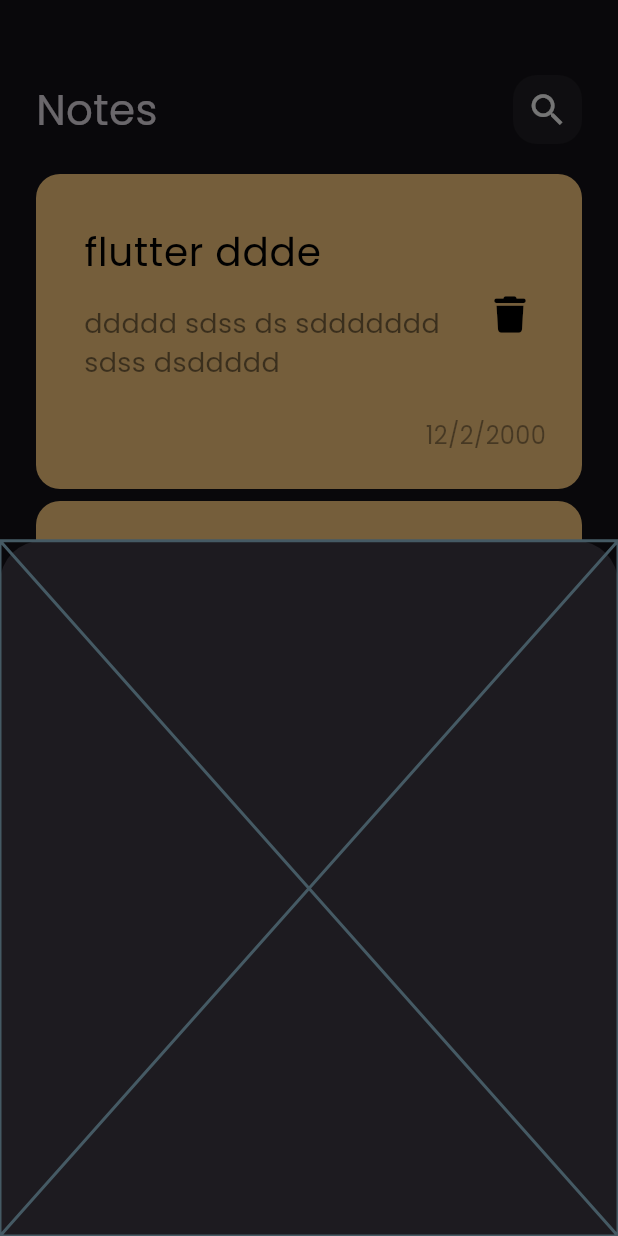
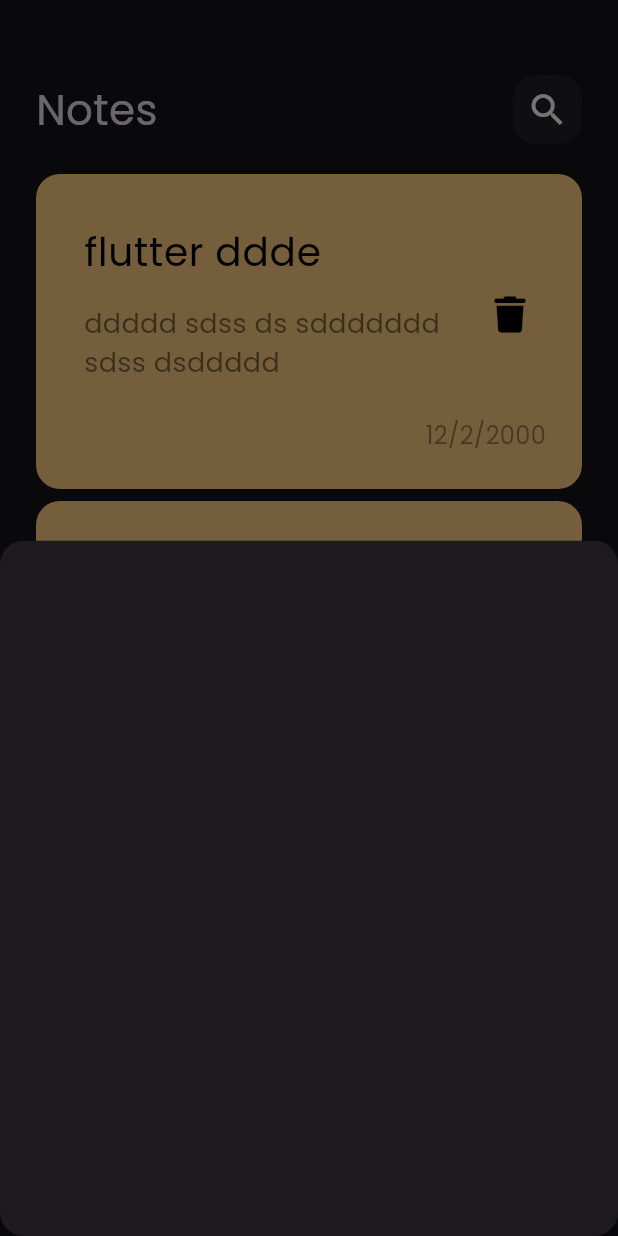
Before and after one commit to mahabdo571/notes_app, a Flutter app: the screen it shows after launch, after a tap on the "add" icon, on a phone screen of 412 x 824 dp. Run offline on Flutter 3.47's test engine with Material 3 defaults, Android fonts, the phone set to English and light mode, and no system bars; our stand-ins replace font_awesome_flutter.

Commit message:
Refactor AddNoteBottomSheet to return a Container instead of a Placeholder; adjust FloatingActionButton modal bottom sheet shape

```diff
--- a/lib/views/notes_view.dart
+++ b/lib/views/notes_view.dart
@@ -11,6 +11,9 @@ class NotesView extends StatelessWidget {
       floatingActionButton: FloatingActionButton(
         onPressed: () {
           showModalBottomSheet(
+            shape: RoundedRectangleBorder(
+              borderRadius: BorderRadius.circular(16),
+            ),
             context: context,
             builder: (ctx) {
               return const AddNoteBottomSheet();
--- a/lib/widgets/add_note_bottom_sheet.dart
+++ b/lib/widgets/add_note_bottom_sheet.dart
@@ -5,6 +5,6 @@ class AddNoteBottomSheet extends StatelessWidget {
 
   @override
   Widget build(BuildContext context) {
-    return const Placeholder();
+    return  Container();
   }
 }
```
